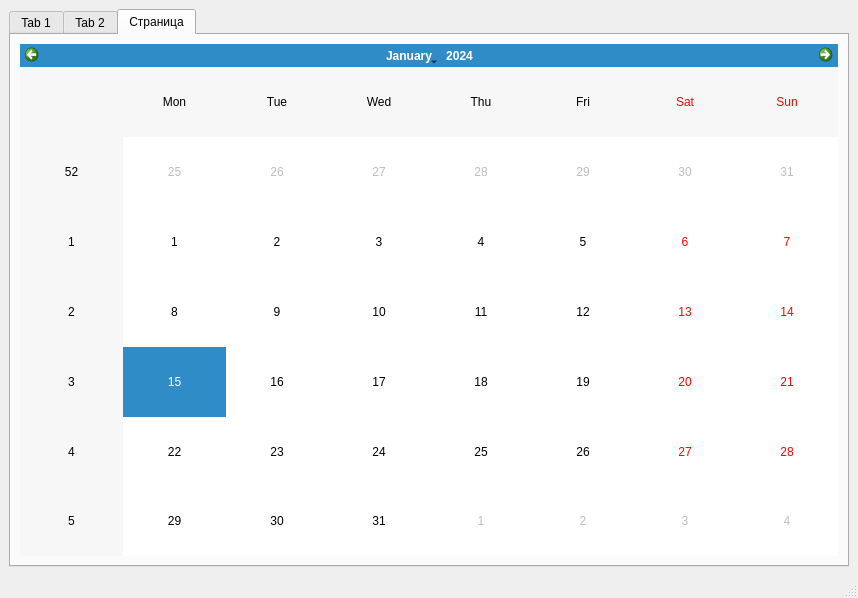
First picture: the form in ui/mainwindow.ui, repository OmarSyba/MPEI-Actualochka, before the edit.
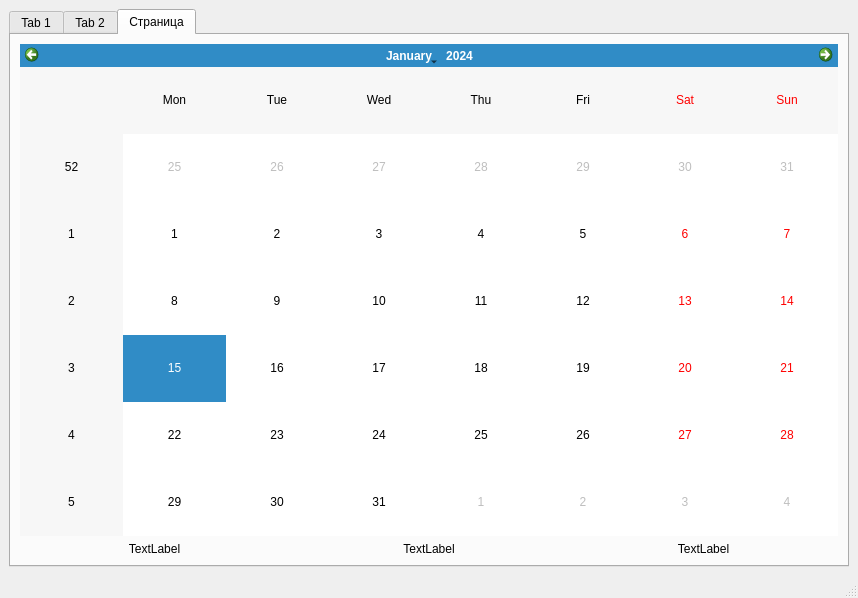
Second picture: the form after the edit. The open tabs and pages were chosen to show the change.

Commit message: add openssl libs to project build

Diff of the .ui file:
```diff
--- a/ui/mainwindow.ui
+++ b/ui/mainwindow.ui
@@ -236,6 +236,40 @@
         <item row="0" column="0">
          <widget class="QCalendarWidget" name="calendarWidget"/>
         </item>
+        <item row="1" column="0">
+         <layout class="QHBoxLayout" name="horizontalLayout_4">
+          <item>
+           <widget class="QLabel" name="color1">
+            <property name="text">
+             <string>TextLabel</string>
+            </property>
+            <property name="alignment">
+             <set>Qt::AlignCenter</set>
+            </property>
+           </widget>
+          </item>
+          <item>
+           <widget class="QLabel" name="color2">
+            <property name="text">
+             <string>TextLabel</string>
+            </property>
+            <property name="alignment">
+             <set>Qt::AlignCenter</set>
+            </property>
+           </widget>
+          </item>
+          <item>
+           <widget class="QLabel" name="color3">
+            <property name="text">
+             <string>TextLabel</string>
+            </property>
+            <property name="alignment">
+             <set>Qt::AlignCenter</set>
+            </property>
+           </widget>
+          </item>
+         </layout>
+        </item>
        </layout>
       </widget>
      </widget>
```
Left out of the diff: 90 changed lines with no effect on the pictures. The commit also changes 2 other files.
